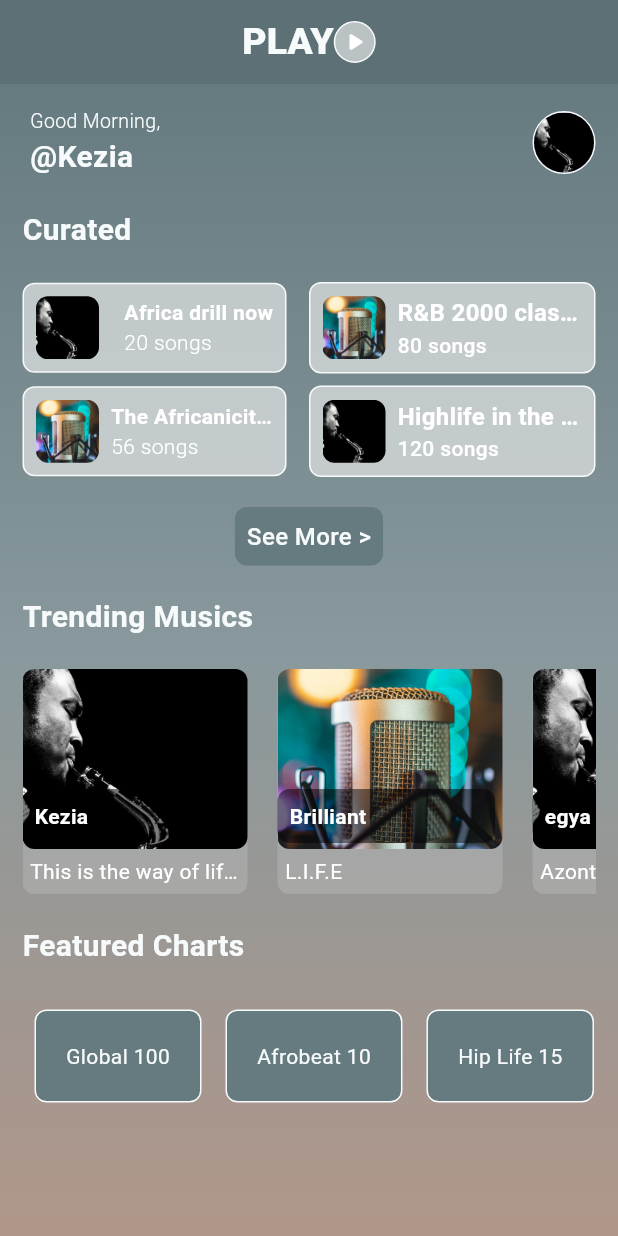
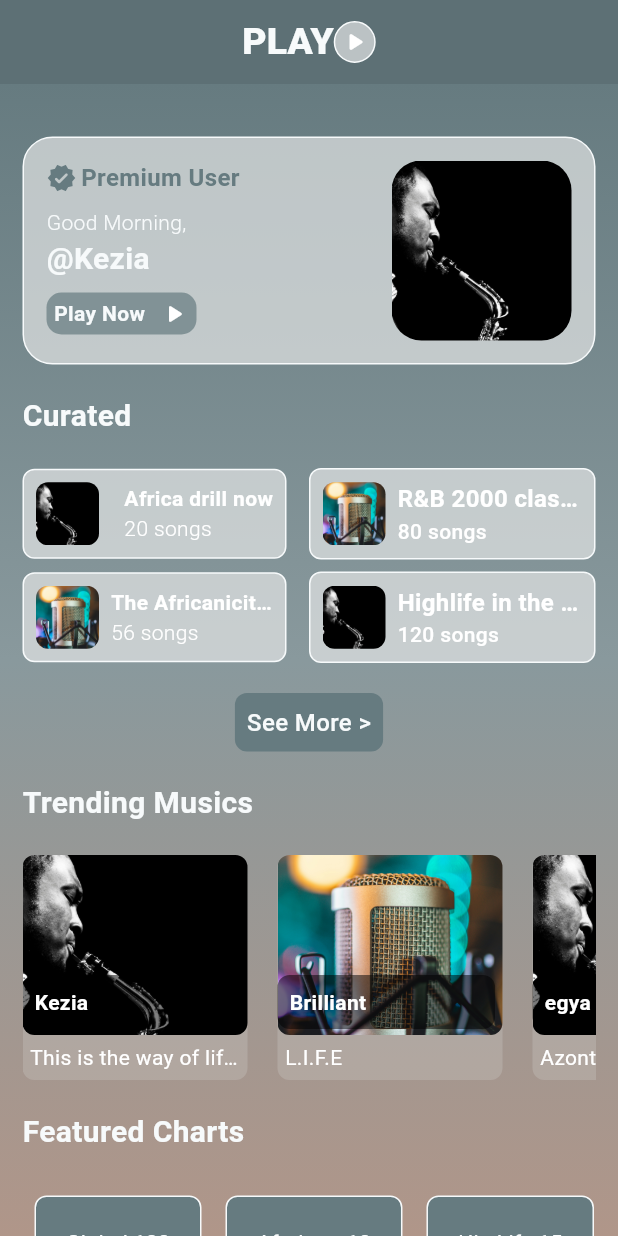
Before and after one commit to kwakyebrilliant/play, a Flutter app: the HomePage screen opened directly, on a phone screen of 412 x 824 dp. Run offline on Flutter 3.47's test engine with Material 3 defaults, Android fonts, the phone set to English and light mode, and no system bars.

Commit message:
home updates

```diff
--- a/lib/screens/home/home_page.dart
+++ b/lib/screens/home/home_page.dart
@@ -84,23 +84,60 @@ class _HomePageState extends State<HomePage> {
             child: Column(
               children: [
                 //profile, greeting and username
-                Row(
+                Padding(
+                  padding: const EdgeInsets.only(top: 20.0),
+                  child: Container(
+                    width: MediaQuery.of(context).size.width,
+                    decoration: BoxDecoration(
+                      color: const Color(0xFFE3E5E5).withOpacity(0.7),
+                      borderRadius: BorderRadius.circular(20.0),
+                      border: Border.all(
+                        width: 1.0,
+                        color: const Color(0xFFF7fAFB),
+                      ),
+                    ),
+                    child: Padding(
+                      padding: const EdgeInsets.all(15.0),
+                      child: Row(
                         mainAxisAlignment: MainAxisAlignment.spaceBetween,
-                  children: [
-                    //profile, greeting and username
-                    Row(
-                      children: [
-                        //Greetings and username
-                        Padding(
-                          padding: const EdgeInsets.only(left: 5.0),
-                          child: Column(
                         crossAxisAlignment: CrossAxisAlignment.start,
                         children: [
+                          //greetings, username, type of user
+                          Column(
+                            crossAxisAlignment: CrossAxisAlignment.start,
+                            children: [
+                              const Padding(
+                                padding: EdgeInsets.only(bottom: 8.0),
+                                child: Row(
+                                  children: [
+                                    //verified icon
+                                    Padding(
+                                      padding: EdgeInsets.only(right: 3.0),
+                                      child: Icon(
+                                        Icons.verified_rounded,
+                                        size: 20.0,
+                                        color: Color(0xFF667b80),
+                                      ),
+                                    ),
+
+                                    //type of user text
+                                    Text(
+                                      'Premium User',
+                                      style: TextStyle(
+                                        color: Color(0xFF667b80),
+                                        fontSize: 16.0,
+                                        fontWeight: FontWeight.w600,
+                                      ),
+                                    ),
+                                  ],
+                                ),
+                              ),
+
                               //Greetings here
                               Text(
                                 '${_greetUser()},',
                                 style: const TextStyle(
-                                  fontSize: 13.0,
+                                  fontSize: 14.0,
                                   color: Color(0xFFF7fAFB),
                                   fontWeight: FontWeight.w300,
                                 ),
@@ -115,27 +152,74 @@ class _HomePageState extends State<HomePage> {
                                   fontWeight: FontWeight.w600,
                                 ),
                               ),
+
+                              //play text and icon
+                              Padding(
+                                padding: const EdgeInsets.only(top: 8.0),
+
+                                //container wrapping play text and icon
+                                child: Container(
+                                  height: 28.0,
+                                  width: 100.0,
+                                  decoration: BoxDecoration(
+                                    color: const Color(0xFF667b80)
+                                        .withOpacity(0.7),
+                                    borderRadius: BorderRadius.circular(10.0),
+                                  ),
+
+                                  // play text and icon
+                                  child: const Padding(
+                                    padding:
+                                        EdgeInsets.symmetric(horizontal: 5.0),
+                                    child: Row(
+                                      mainAxisAlignment:
+                                          MainAxisAlignment.spaceBetween,
+                                      children: [
+                                        //play text
+                                        Text(
+                                          'Play Now',
+                                          style: TextStyle(
+                                            fontSize: 14.0,
+                                            color: Color(0xFFF7fAFB),
+                                            fontWeight: FontWeight.w600,
+                                          ),
+                                        ),
+
+                                        //play icon
+                                        Icon(
+                                          Icons.play_arrow_rounded,
+                                          size: 20.0,
+                                          color: Colors.white,
+                                        ),
                                       ],
+                                    ),
+                                  ),
                                 ),
                               ),
                             ],
                           ),
 
-                    //profile Avatar
+                          //image
+                          Column(
+                            children: [
                               Container(
+                                height: 120.0,
+                                width: 120.0,
                                 decoration: BoxDecoration(
-                        shape: BoxShape.circle,
-                        border: Border.all(
-                          color: const Color(0xFFF7fAFB),
-                          width: 1.0,
+                                  borderRadius: BorderRadius.circular(20.0),
+                                  image: const DecorationImage(
+                                    image:
+                                        AssetImage("assets/images/sing1.jpg"),
+                                    fit: BoxFit.cover,
                                   ),
-                      ),
-                      child: const CircleAvatar(
-                        radius: 20.0,
-                        backgroundImage: AssetImage('assets/images/sing1.jpg'),
                                 ),
                               ),
                             ],
+                          ),
+                        ],
+                      ),
+                    ),
+                  ),
                 ),
 
                 //Curated header text
```
Lines whose indentation alone changed are shown as unchanged.
